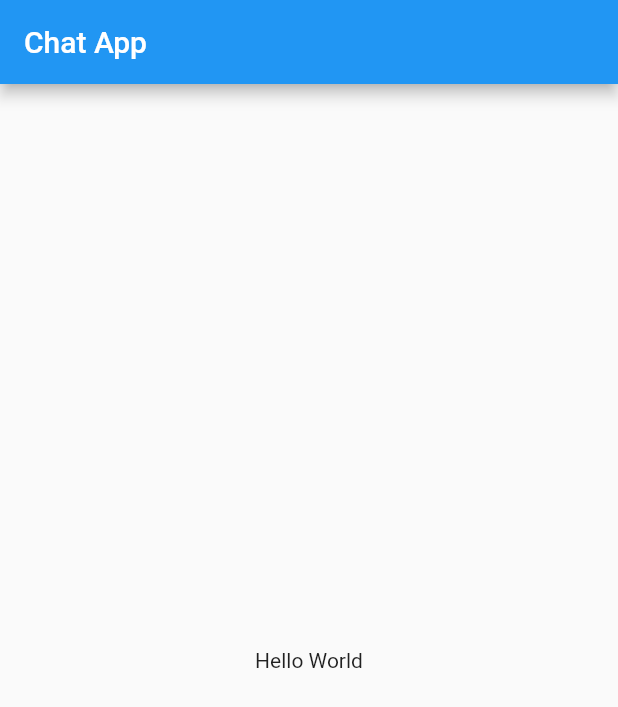
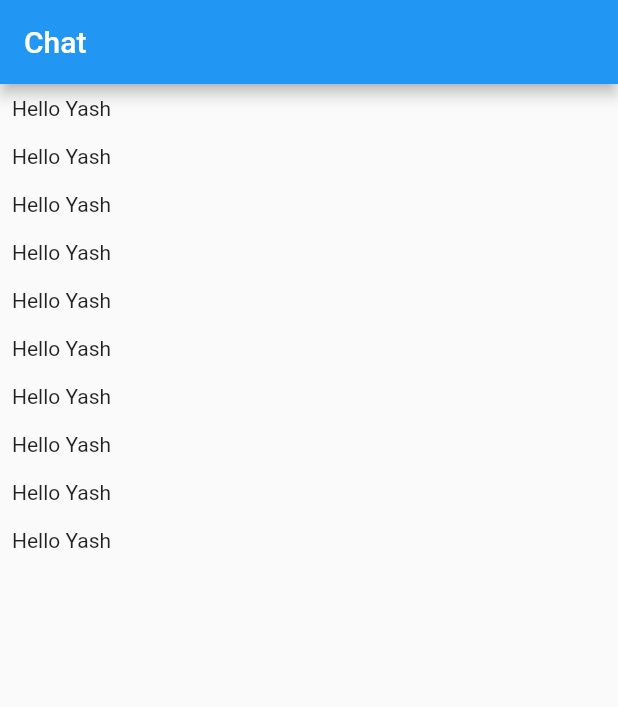
Before and after one commit to bhavikvashi1804/ChatAppInFlutter, a Flutter app: the screen it shows after launch, on a phone screen of 412 x 824 dp. Shown: the top 707 px of the screen. Run offline on Flutter 3.47's test engine with Material 2 defaults, Android fonts, the light colour scheme and no system bars.

Commit message:
Chat Screen  Page

```diff
--- a/lib/main.dart
+++ b/lib/main.dart
@@ -1,4 +1,6 @@
 import 'package:flutter/material.dart';
+
+import './screens/chat_page.dart';
 
 void main() {
   runApp(MyApp());
@@ -8,28 +10,8 @@ class MyApp extends StatelessWidget {
   @override
   Widget build(BuildContext context) {
     return MaterialApp(
-      title: 'Flutter Demo',
-      home: MyHomePage(),
+      title: 'Flutter Chat',
+      home: ChatScreen(),
     );
   }
 }
-
-class MyHomePage extends StatefulWidget {
-  MyHomePage({Key key}) : super(key: key);
-  @override
-  _MyHomePageState createState() => _MyHomePageState();
-}
-
-class _MyHomePageState extends State<MyHomePage> {
-  @override
-  Widget build(BuildContext context) {
-    return Scaffold(
-      appBar: AppBar(
-        title: Text('Chat App'),
-      ),
-      body: Center(
-        child: Text("Hello World"),
-      ),
-    );
-  }
-}
--- /dev/null
+++ b/lib/screens/chat_page.dart
@@ -0,0 +1,19 @@
+import 'package:flutter/material.dart';
+
+class ChatScreen extends StatelessWidget {
+  @override
+  Widget build(BuildContext context) {
+    return Scaffold(
+      appBar: AppBar(
+        title: Text("Chat"),
+      ),
+      body: ListView.builder(
+        itemCount: 10,
+        itemBuilder: (context, index) => Container(
+          padding: EdgeInsets.all(8.0),
+          child: Text("Hello Yash"),
+        ),
+      ),
+    );
+  }
+}
```
Also changed, not shown: lib/screens/auth_page.dart (added).
